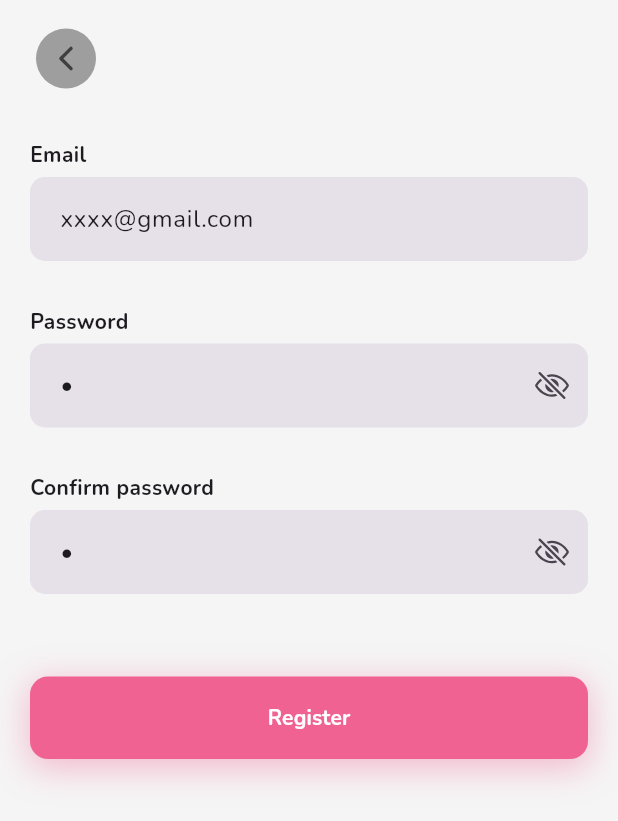
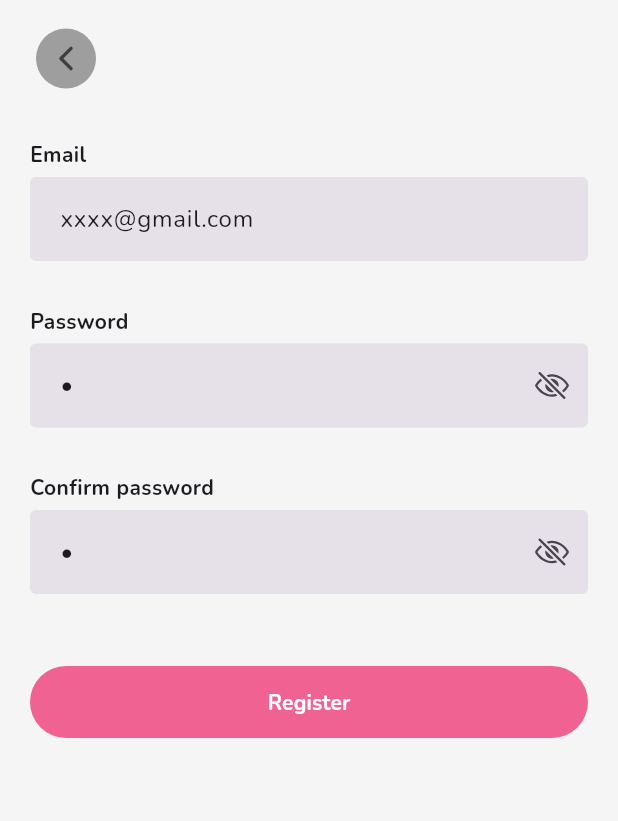
Before and after one commit to anhhieu21/friendzone, a Flutter app: the SignInScreen screen opened by its route, after a tap on "Login", after a tap on "Register", on a phone screen of 412 x 824 dp. Shown: the top 821 px of the screen. Run offline on Flutter 3.47's test engine with Material 3 defaults, Android fonts, the phone set to English and light mode, and no system bars; our stand-ins replace cached_network_image, cloud_firestore, dio, dropdown_button2, equatable, firebase_auth and 18 more; accounts and stored records are empty; generated files the repository leaves out were written again; network calls fail.

Commit message:
Update ui

```diff
--- a/lib/src/config/themes/theme.dart
+++ b/lib/src/config/themes/theme.dart
@@ -11,14 +11,11 @@ class AppTheme {
       appBarTheme: _appBarThemeLight,
       searchBarTheme:
           SearchBarThemeData(elevation: MaterialStateProperty.all(0.0)),
-      drawerTheme: DrawerThemeData(backgroundColor: colorGrey.shade100 ),
+      drawerTheme: DrawerThemeData(backgroundColor: colorGrey.shade100),
       bottomNavigationBarTheme: _bottomNavBarTheme,
       elevatedButtonTheme: ElevatedButtonThemeData(
           style: ElevatedButton.styleFrom(
-              foregroundColor: colorWhite,
-              shape: RoundedRectangleBorder(
-                  borderRadius: BorderRadius.circular(12)),
-              elevation: 0)));
+              foregroundColor: colorWhite, elevation: 0)));
 
   static final darkTheme = ThemeData.dark().copyWith(
       scaffoldBackgroundColor: colorBackgroundApp,
--- a/lib/src/domain/models/weather.dart
+++ b/lib/src/domain/models/weather.dart
@@ -51,7 +51,7 @@ class Main {
 
   Main.fromJson(Map<String, dynamic> json) {
     temp = json['temp'];
-    feelslike = json['feels_like'];
+    feelslike = json['feels_like'].toDouble();
     tempmin = json['temp_min'];
     tempmax = json['temp_max'];
     pressure = json['pressure'];
--- a/lib/src/presentation/views/auth/view/sign_in_screen.dart
+++ b/lib/src/presentation/views/auth/view/sign_in_screen.dart
@@ -67,7 +67,9 @@ class SignInScreen extends StatelessWidget {
                   child: Column(
                     crossAxisAlignment: CrossAxisAlignment.center,
                     children: [
-                      const TitleSignIn(),
+                      const Align(
+                          alignment: Alignment.centerLeft,
+                          child: TitleSignIn()),
                       CustomTextField(
                         keyboardType: TextInputType.emailAddress,
                         controller: nameController,
--- a/lib/src/presentation/views/auth/widgets/button_sigin.dart
+++ b/lib/src/presentation/views/auth/widgets/button_sigin.dart
@@ -1,6 +1,5 @@
 import 'package:flutter/material.dart';
 import 'package:friendzone/src/config.dart';
-import 'package:friendzone/src/utils.dart';
 
 class SiginButton extends StatelessWidget {
   final Function() onPress;
@@ -9,29 +8,15 @@ class SiginButton extends StatelessWidget {
 
   @override
   Widget build(BuildContext context) {
-    final size = SizeEx(context).screenSize;
-
-    return Container(
-      width: size.width,
-      height: 55,
-      decoration: BoxDecoration(boxShadow: [
-        BoxShadow(
-            color: colorPinkButton.withOpacity(0.3),
-            blurRadius: 20,
-            offset: const Offset(0, 5)),
-      ]),
-      child: ElevatedButton(
+    return FilledButton(
       onPressed: onPress,
       style: ElevatedButton.styleFrom(
-            shape:
-                RoundedRectangleBorder(borderRadius: BorderRadius.circular(12)),
+          minimumSize: const Size(double.infinity, 45),
           elevation: 0,
           backgroundColor: colorPinkButton.shade300),
       child: Text(
         label,
-          style:
-              const TextStyle(fontWeight: FontWeight.bold, color: colorWhite),
-        ),
+        style: const TextStyle(fontWeight: FontWeight.bold, color: colorWhite),
       ),
     );
   }
--- a/lib/src/presentation/views/auth/widgets/password_field.dart
+++ b/lib/src/presentation/views/auth/widgets/password_field.dart
@@ -55,8 +55,7 @@ class _PasswordFieldState extends State<PasswordField> {
             hintText: widget.hint,
             hintStyle: const TextStyle(fontSize: 14),
             contentPadding: EdgeInsets.all(widget.padding ?? 16),
-            border: OutlineInputBorder(
-              borderRadius: BorderRadius.circular(10),
+            border: const OutlineInputBorder(
               borderSide: BorderSide.none,
             ),
             suffixIcon: GestureDetector(
--- a/lib/src/presentation/views/auth/widgets/social_button.dart
+++ b/lib/src/presentation/views/auth/widgets/social_button.dart
@@ -1,7 +1,6 @@
 import 'package:flutter_bloc/flutter_bloc.dart';
 import 'package:friendzone/src/config.dart';
 import 'package:friendzone/src/presentation/state.dart';
-import 'package:friendzone/src/utils.dart';
 import 'package:ionicons/ionicons.dart';
 import 'package:flutter/material.dart';
 
@@ -34,24 +33,15 @@ class SocialButtons extends StatelessWidget {
 
   @override
   Widget build(BuildContext context) {
-    final size = SizeEx(context).screenSize;
-
     return Row(
-      mainAxisAlignment: MainAxisAlignment.spaceAround,
+      mainAxisAlignment: MainAxisAlignment.spaceEvenly,
       children: List.generate(SocialLoginMethod.values.length, (index) {
         return SizedBox(
-            width: size.width / 4,
-            height: size.width / 5,
             child: IconButton(
-              onPressed: () =>
-                  _handleItem(SocialLoginMethod.values[index], context),
-              icon: listIcon[index],
-              style: IconButton.styleFrom(
-                  shape: RoundedRectangleBorder(
-                side: const BorderSide(color: colorWhite, width: 4),
-                borderRadius: BorderRadius.circular(12),
-              )),
-            ));
+          onPressed: () =>
+              _handleItem(SocialLoginMethod.values[index], context),
+          icon: listIcon[index],
+        ));
       }),
     );
   }
--- a/lib/src/presentation/views/auth/widgets/title_signin.dart
+++ b/lib/src/presentation/views/auth/widgets/title_signin.dart
@@ -5,15 +5,9 @@ class TitleSignIn extends StatelessWidget {
 
   @override
   Widget build(BuildContext context) {
-    return const ListTile(
-      title: Text(
-        'Hello Hiếu,',
-        style: TextStyle(fontSize: 22, fontWeight: FontWeight.bold),
-      ),
-      subtitle: Text(
-        'Cùng nhau khám phá FriendZone nhé !',
-        style: TextStyle(fontSize: 18, fontWeight: FontWeight.bold),
-      ),
+    return const Text(
+      'Hello !',
+      style: TextStyle(fontSize: 22, fontWeight: FontWeight.bold),
     );
   }
 }
--- a/lib/src/presentation/views/home/view/home_screen.dart
+++ b/lib/src/presentation/views/home/view/home_screen.dart
@@ -44,10 +44,8 @@ class _HomeScreenState extends State<HomeScreen>
             AppBarHome(scrollController: scrollController),
             ListNewFeed(size: size),
             ListPost(isLoading: isLoadingList),
-            SliverToBoxAdapter(
-              child: Container(
-                height: kBottomNavigationBarHeight,
-              ),
+            const SliverToBoxAdapter(
+              child: SizedBox(height: 80),
             )
           ],
         ),
--- a/lib/src/presentation/views/profile/view/user_profile_detail_screen.dart
+++ b/lib/src/presentation/views/profile/view/user_profile_detail_screen.dart
@@ -48,7 +48,7 @@ class _ProfileDetailScreenState extends State<ProfileDetailScreen> {
               return CustomScrollView(controller: scrollController, slivers: [
                 CustomSliverAppBar(
                   scrollController: scrollController,
-                  expandedHeight: expandedHeight,
+                  expandedHeight: expandedHeight + 100,
                   collapsedHeight: kToolbarHeight,
                   expandedTitleScale: 1,
                   titlePadding: EdgeInsets.zero,
--- a/lib/src/presentation/views/profile/widgets/header_profile_user.dart
+++ b/lib/src/presentation/views/profile/widgets/header_profile_user.dart
@@ -115,8 +115,8 @@ class _HeaderProfileUserState extends State<HeaderProfileUser>
                   ),
                 ),
                 IconButton(
-                    onPressed: () => context.pushNamed(RoutePath.routeName(
-                        RoutePath.conversentation),
+                    onPressed: () => context.pushNamed(
+                        RoutePath.routeName(RoutePath.conversentation),
                         extra: widget.user),
                     style: IconButton.styleFrom(
                       backgroundColor: colorGrey.shade300,
--- a/lib/src/presentation/widgets/custom_textfield.dart
+++ b/lib/src/presentation/widgets/custom_textfield.dart
@@ -50,8 +50,7 @@ class CustomTextField extends StatelessWidget {
             hintText: hint,
             hintStyle: const TextStyle(fontSize: 14),
             contentPadding: EdgeInsets.all(padding ?? 16),
-            border: OutlineInputBorder(
-              borderRadius: BorderRadius.circular(10),
+            border: const OutlineInputBorder(
               borderSide: BorderSide.none,
             ),
           ),
```
Also changed, not shown: lib/src/presentation/views/friendzone/view/friend_zone_screen.dart (+63 -5 lines), lib/src/presentation/views/home/widgets/list_new_feed.dart (+57 -4 lines), lib/src/presentation/views/main_screen.dart (+16 -19 lines), lib/src/presentation/views/profile/widgets/nav_bar.dart (added, +75 -0 lines), lib/src/presentation/views/profile/widgets/nav_bar_item.dart (added, +143 -0 lines), lib/src/presentation/views/splash/splash_screen.dart (+9 -14 lines), lib/src/presentation/widgets/layout_images.dart (+6 -5 lines). Lines whose indentation alone changed are shown as unchanged.
